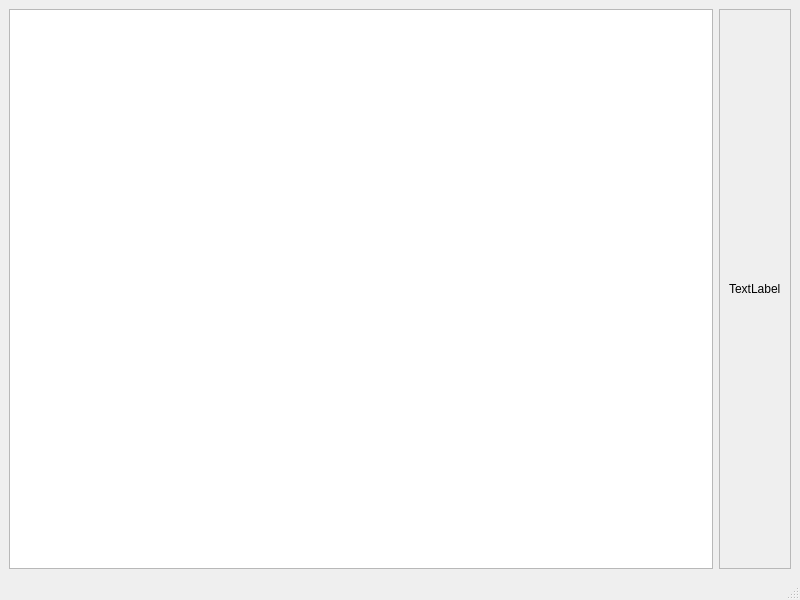
Before: the Qt Designer form main-window.ui in KDE/person-viewer, drawn with Qt 5.
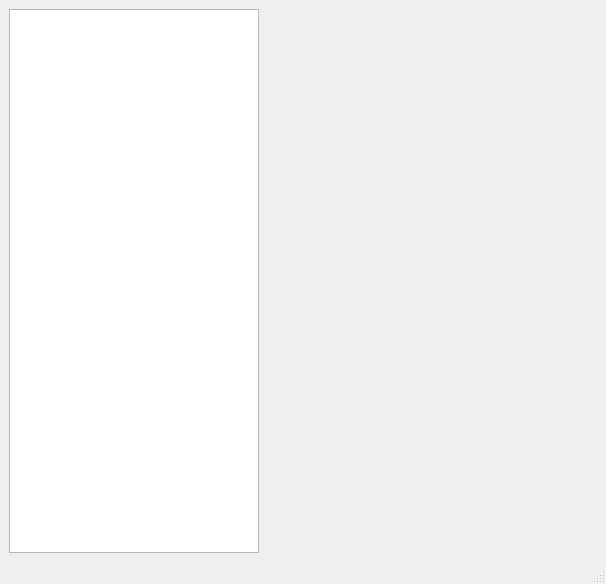
After: the same form once the commit is applied. Custom widgets are drawn as their Qt base class.

```diff
--- a/main-window.ui
+++ b/main-window.ui
@@ -6,8 +6,8 @@
    <rect>
     <x>0</x>
     <y>0</y>
-    <width>800</width>
-    <height>600</height>
+    <width>606</width>
+    <height>584</height>
    </rect>
   </property>
   <property name="windowTitle">
@@ -16,25 +16,36 @@
   <widget class="QWidget" name="m_centralwidget">
    <layout class="QHBoxLayout" name="horizontalLayout">
     <item>
-     <widget class="QListView" name="m_listView"/>
+     <widget class="KCategorizedView" name="m_personsView">
+      <property name="maximumSize">
+       <size>
+        <width>250</width>
+        <height>16777215</height>
+       </size>
+      </property>
+      <property name="flow">
+       <enum>QListView::TopToBottom</enum>
+      </property>
+      <property name="gridSize">
+       <size>
+        <width>0</width>
+        <height>0</height>
+       </size>
+      </property>
+      <property name="viewMode">
+       <enum>QListView::IconMode</enum>
+      </property>
+     </widget>
     </item>
     <item>
-     <widget class="QFrame" name="m_detailsFrame">
-      <property name="frameShape">
-       <enum>QFrame::StyledPanel</enum>
+     <widget class="PersonDetailsView" name="m_personDetailsView" native="true">
+      <property name="sizePolicy">
+       <sizepolicy hsizetype="Expanding" vsizetype="Preferred">
+        <horstretch>0</horstretch>
+        <verstretch>0</verstretch>
+       </sizepolicy>
       </property>
-      <property name="frameShadow">
-       <enum>QFrame::Raised</enum>
-      </property>
-      <layout class="QGridLayout" name="gridLayout">
-       <item row="0" column="0">
-        <widget class="QLabel" name="m_nameLabel">
-         <property name="text">
-          <string>TextLabel</string>
-         </property>
-        </widget>
-       </item>
-      </layout>
+      <layout class="QGridLayout" name="gridLayout"/>
      </widget>
     </item>
    </layout>
@@ -51,6 +62,19 @@
   </widget>
   <widget class="QStatusBar" name="statusbar"/>
  </widget>
+ <customwidgets>
+  <customwidget>
+   <class>KCategorizedView</class>
+   <extends>QListView</extends>
+   <header>kcategorizedview.h</header>
+  </customwidget>
+  <customwidget>
+   <class>PersonDetailsView</class>
+   <extends>QWidget</extends>
+   <header location="global">person-details-view.h</header>
+   <container>1</container>
+  </customwidget>
+ </customwidgets>
  <resources/>
  <connections/>
 </ui>
```
Left out of the diff: 4 changed lines with no effect on the pictures.
